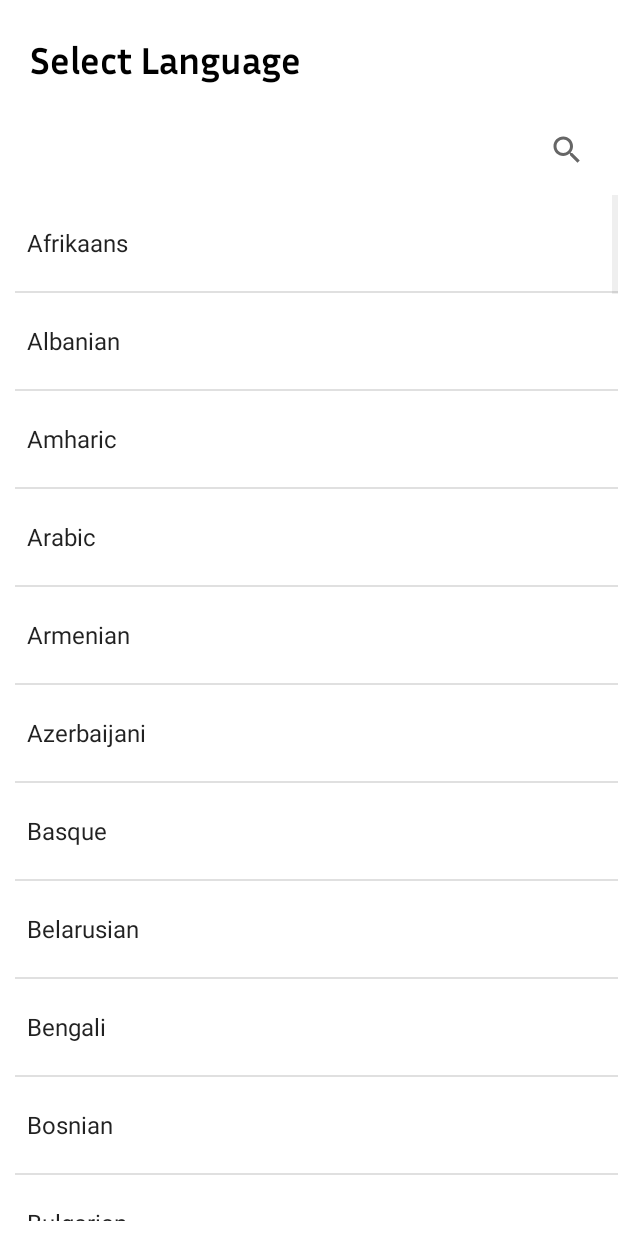
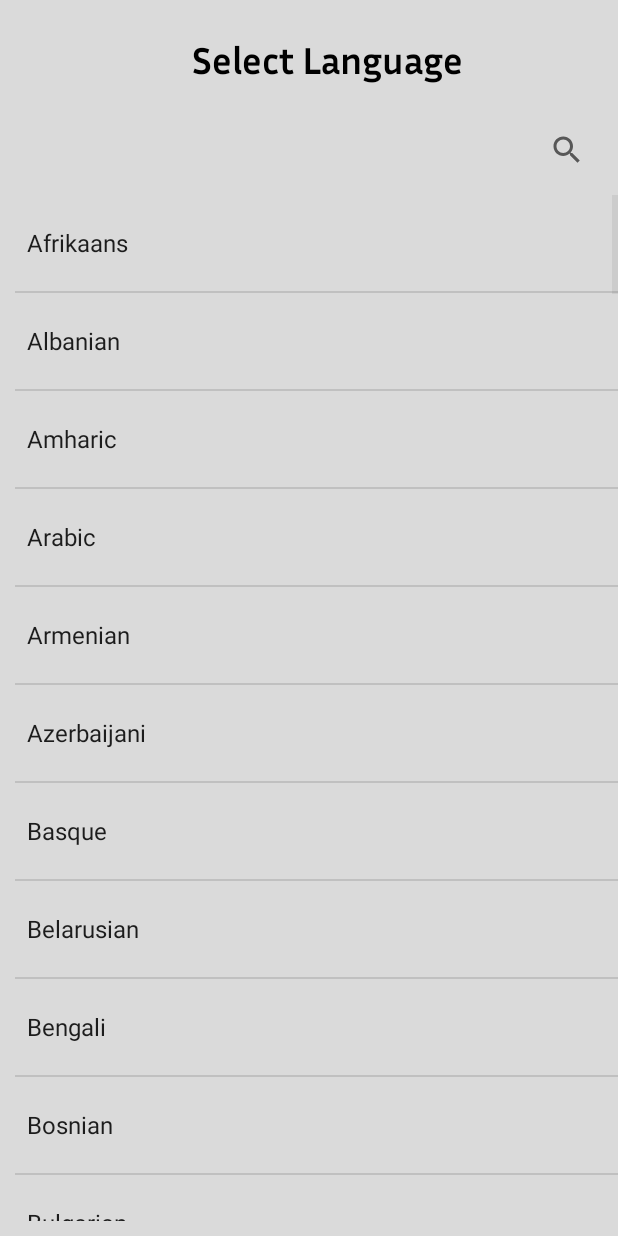
Before and after one commit to OsamaM0/Mezo-Translator, an Android app: the LanguagesPage screen opened directly, with no data from a screen before it, on a phone screen of 412 x 824 dp. Run offline under Robolectric (Android 15) with nearby library versions, the phone set to English and light mode, and no system bars; Roboto replaces fonts that are not available here.

Commit message:
Version 1.02

```diff
--- a/MEZO Translator/app/src/main/res/layout/activity_languages_page.xml
+++ b/MEZO Translator/app/src/main/res/layout/activity_languages_page.xml
@@ -5,6 +5,7 @@
     android:layout_width="match_parent"
     android:layout_height="wrap_content"
     android:orientation="vertical"
+    android:background="?attr/backgroundColor"
     android:paddingBottom="10dp"
     android:paddingLeft="10dp"
     android:paddingTop="10dp"
@@ -16,9 +17,9 @@
         android:layout_height="100dp"
         android:layout_margin="10dp"
         android:layout_weight="1"
-        android:gravity="start|center"
+        android:gravity="center"
         android:text="@string/select_language_search"
-        android:textColor="#000000"
+        android:textColor="?attr/textFillColor"
         android:textSize="25sp"
         app:fontFamily="@font/inria_sans_bold" />
 
@@ -29,6 +30,7 @@
         android:layout_margin="10dp"
         android:layout_weight="1"
         android:layoutDirection="rtl"
+        android:textColor="?attr/textFillColor"
         android:queryHint="Search language" />
 
 
```
Also changed, not shown: MEZO Translator/app/src/main/AndroidManifest.xml (+8 -4 lines), MEZO Translator/app/src/main/res/drawable/ic_chat.xml (added, +18 -0 lines), MEZO Translator/app/src/main/res/values/strings.xml (+10 -0 lines), 1 other file.
